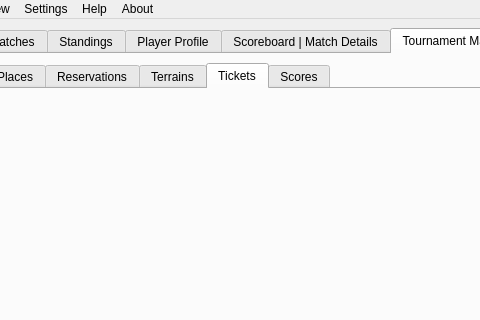
bilalobe/AceMatch, file app/mainwindow.ui: the form before one commit; both pictures show x 96 to 576 and y 0 to 320 of the 800 by 600 pixel window.
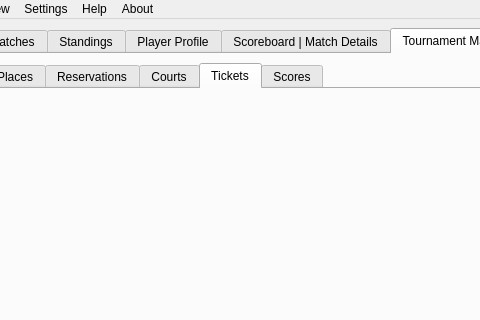
The form after the commit. The open tabs and pages were chosen to show the change.

Patch:
```diff
--- a/app/mainwindow.ui
+++ b/app/mainwindow.ui
@@ -112,7 +112,7 @@
           </widget>
           <widget class="QWidget" name="courtsTab">
            <attribute name="title">
-            <string>Terrains</string>
+                                                <string>Courts</string>
            </attribute>
            <layout class="QVBoxLayout" name="verticalLayout_11">
             <item>
```
Lines whose indentation alone changed are shown as unchanged.
